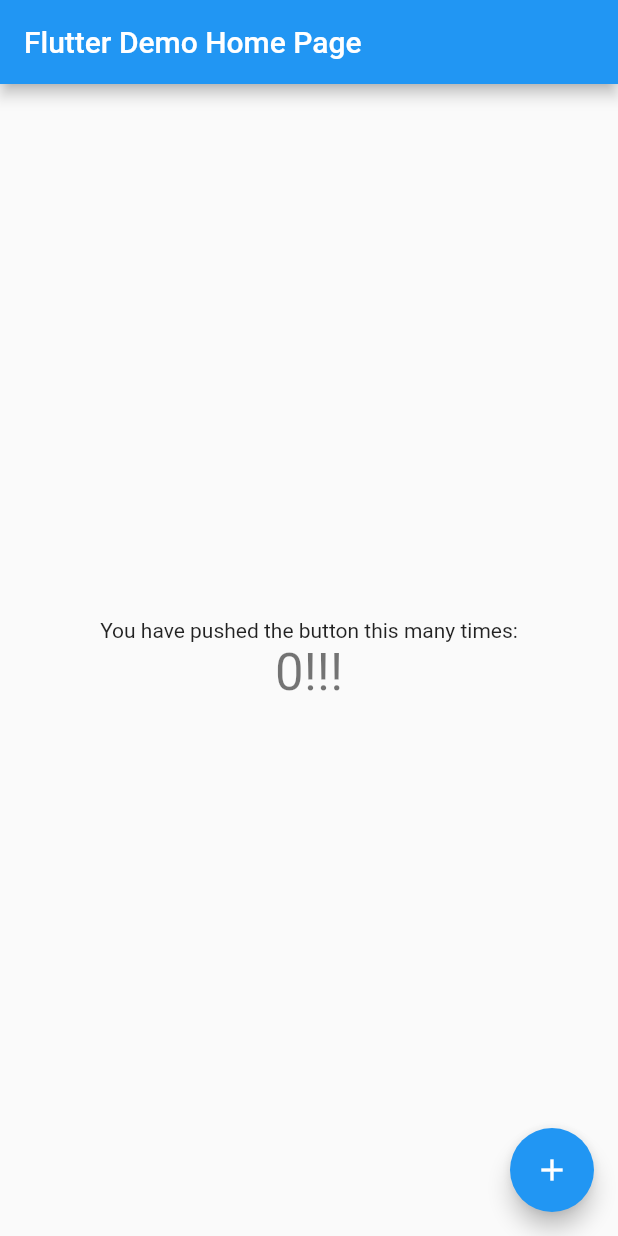
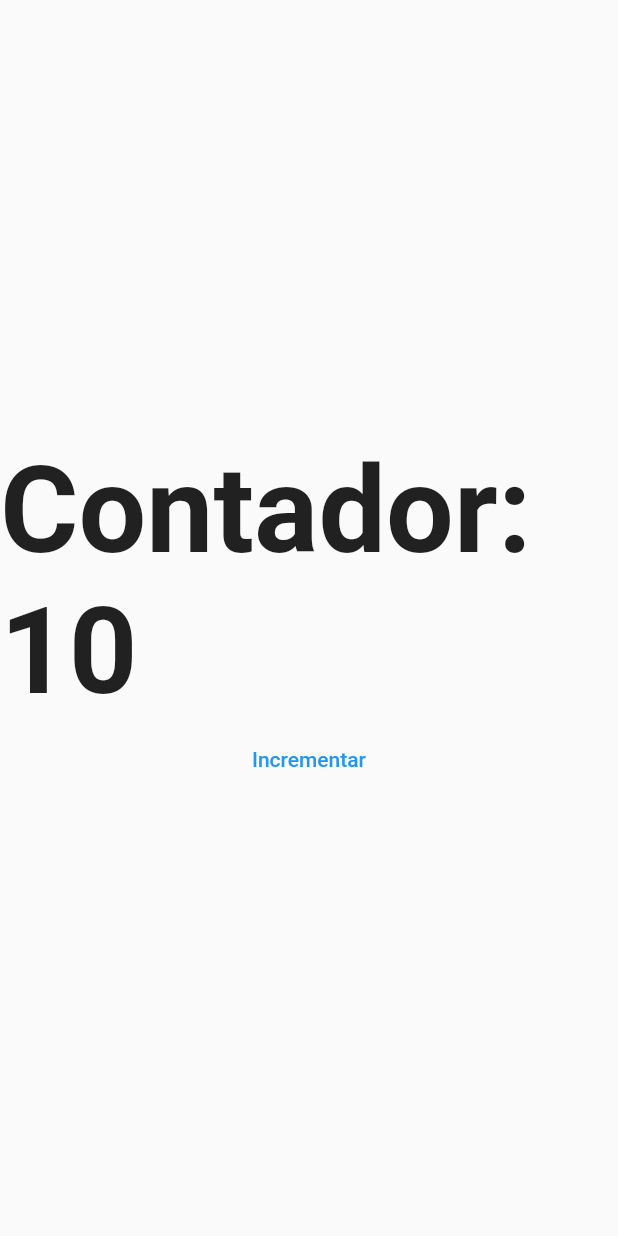
Before and after one commit to MatiasSalomon01/Flutter-Web-Aplicaciones-y-Paginas-web-profesionales, a Flutter app: the screen it shows after launch, on a phone screen of 412 x 824 dp. Run offline on Flutter 3.47's test engine with Material 2 defaults, Android fonts, the phone set to English and light mode, and no system bars.

Commit message:
Página de contador con Stateful Widget

```diff
--- a/bases_web/lib/main.dart
+++ b/bases_web/lib/main.dart
@@ -1,115 +1,20 @@
+import 'package:bases_web/ui/pages/counter_page.dart';
 import 'package:flutter/material.dart';
 
-void main() {
-  runApp(const MyApp());
-}
+void main() => runApp(const MyApp());
 
 class MyApp extends StatelessWidget {
   const MyApp({super.key});
 
-  // This widget is the root of your application.
   @override
   Widget build(BuildContext context) {
     return MaterialApp(
-      title: 'Flutter Demo',
-      theme: ThemeData(
-        // This is the theme of your application.
-        //
-        // Try running your application with "flutter run". You'll see the
-        // application has a blue toolbar. Then, without quitting the app, try
-        // changing the primarySwatch below to Colors.green and then invoke
-        // "hot reload" (press "r" in the console where you ran "flutter run",
-        // or simply save your changes to "hot reload" in a Flutter IDE).
-        // Notice that the counter didn't reset back to zero; the application
-        // is not restarted.
-        primarySwatch: Colors.blue,
-      ),
-      home: const MyHomePage(title: 'Flutter Demo Home Page'),
+      debugShowCheckedModeBanner: false,
+      title: 'Rutas App',
+      initialRoute: 'stateful',
+      routes: {
+        'stateful': (context) => const CounterPage(),
+      },
     );
   }
 }
-
-class MyHomePage extends StatefulWidget {
-  const MyHomePage({super.key, required this.title});
-
-  // This widget is the home page of your application. It is stateful, meaning
-  // that it has a State object (defined below) that contains fields that affect
-  // how it looks.
-
-  // This class is the configuration for the state. It holds the values (in this
-  // case the title) provided by the parent (in this case the App widget) and
-  // used by the build method of the State. Fields in a Widget subclass are
-  // always marked "final".
-
-  final String title;
-
-  @override
-  State<MyHomePage> createState() => _MyHomePageState();
-}
-
-class _MyHomePageState extends State<MyHomePage> {
-  int _counter = 0;
-
-  void _incrementCounter() {
-    setState(() {
-      // This call to setState tells the Flutter framework that something has
-      // changed in this State, which causes it to rerun the build method below
-      // so that the display can reflect the updated values. If we changed
-      // _counter without calling setState(), then the build method would not be
-      // called again, and so nothing would appear to happen.
-      _counter++;
-    });
-  }
-
-  @override
-  Widget build(BuildContext context) {
-    // This method is rerun every time setState is called, for instance as done
-    // by the _incrementCounter method above.
-    //
-    // The Flutter framework has been optimized to make rerunning build methods
-    // fast, so that you can just rebuild anything that needs updating rather
-    // than having to individually change instances of widgets.
-    return Scaffold(
-      appBar: AppBar(
-        // Here we take the value from the MyHomePage object that was created by
-        // the App.build method, and use it to set our appbar title.
-        title: Text(widget.title),
-      ),
-      body: Center(
-        // Center is a layout widget. It takes a single child and positions it
-        // in the middle of the parent.
-        child: Column(
-          // Column is also a layout widget. It takes a list of children and
-          // arranges them vertically. By default, it sizes itself to fit its
-          // children horizontally, and tries to be as tall as its parent.
-          //
-          // Invoke "debug painting" (press "p" in the console, choose the
-          // "Toggle Debug Paint" action from the Flutter Inspector in Android
-          // Studio, or the "Toggle Debug Paint" command in Visual Studio Code)
-          // to see the wireframe for each widget.
-          //
-          // Column has various properties to control how it sizes itself and
-          // how it positions its children. Here we use mainAxisAlignment to
-          // center the children vertically; the main axis here is the vertical
-          // axis because Columns are vertical (the cross axis would be
-          // horizontal).
-          mainAxisAlignment: MainAxisAlignment.center,
-          children: <Widget>[
-            const Text(
-              'You have pushed the button this many times:',
-            ),
-            Text(
-              '$_counter!!!',
-              style: Theme.of(context).textTheme.headlineMedium,
-            ),
-          ],
-        ),
-      ),
-      floatingActionButton: FloatingActionButton(
-        onPressed: _incrementCounter,
-        tooltip: 'Increment',
-        child: const Icon(Icons.add),
-      ), // This trailing comma makes auto-formatting nicer for build methods.
-    );
-  }
-}
--- /dev/null
+++ b/bases_web/lib/ui/pages/counter_page.dart
@@ -0,0 +1,33 @@
+import 'package:flutter/material.dart';
+
+class CounterPage extends StatefulWidget {
+  const CounterPage({super.key});
+
+  @override
+  State<CounterPage> createState() => _CounterPageState();
+}
+
+class _CounterPageState extends State<CounterPage> {
+  int counter = 10;
+  @override
+  Widget build(BuildContext context) {
+    return Scaffold(
+      body: Column(
+        mainAxisAlignment: MainAxisAlignment.center,
+        children: [
+          Text(
+            'Contador: $counter',
+            style: TextStyle(fontSize: 80, fontWeight: FontWeight.bold),
+          ),
+          TextButton(
+              onPressed: () {
+                setState(() {
+                  counter++;
+                });
+              },
+              child: const Text('Incrementar'))
+        ],
+      ),
+    );
+  }
+}
```
